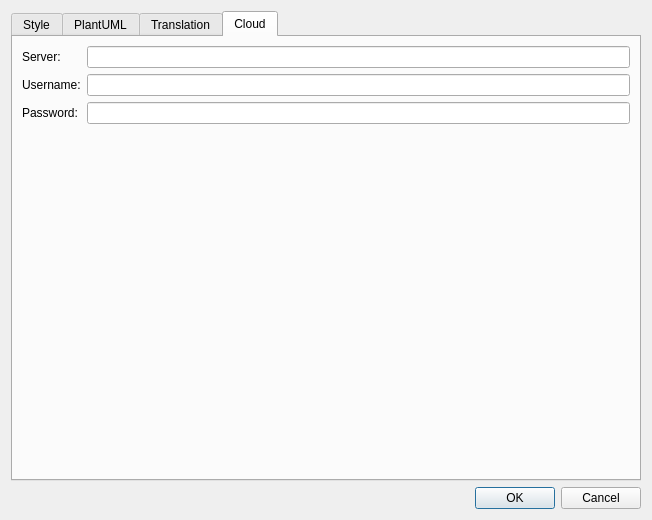
Before: the Qt Designer form client/preferencedialog.ui in missdeer/KarenMeu, drawn with Qt 5.
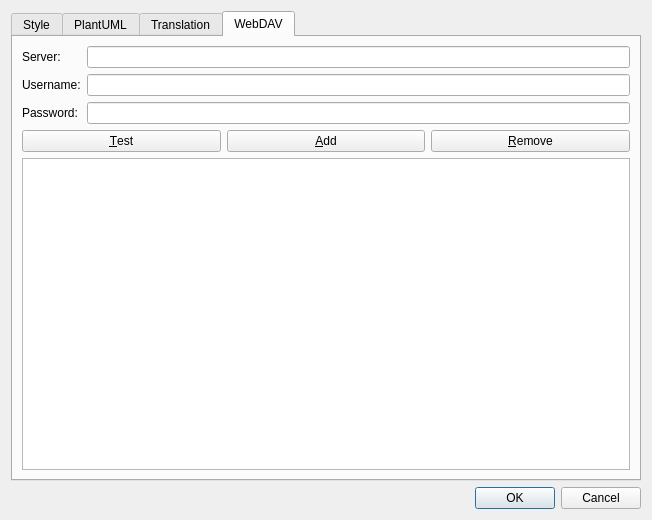
After: the same form once the commit is applied. The open tabs and pages were chosen to show the change. Icons and pictures are not drawn.

The edit to the form file:
```diff
--- a/client/preferencedialog.ui
+++ b/client/preferencedialog.ui
@@ -531,8 +531,10 @@
      </widget>
      <widget class="QWidget" name="tabCloud">
       <attribute name="title">
-       <string>Cloud</string>
+       <string>WebDAV</string>
       </attribute>
+      <layout class="QVBoxLayout" name="verticalLayout_6" stretch="0,0,1">
+       <item>
       <layout class="QFormLayout" name="formLayout_2">
        <property name="fieldGrowthPolicy">
         <enum>QFormLayout::ExpandingFieldsGrow</enum>
@@ -570,6 +572,36 @@
           <enum>QLineEdit::PasswordEchoOnEdit</enum>
          </property>
         </widget>
+         </item>
+        </layout>
+       </item>
+       <item>
+        <layout class="QHBoxLayout" name="horizontalLayout">
+         <item>
+          <widget class="QPushButton" name="btnTestWebDAV">
+           <property name="text">
+            <string>&amp;Test</string>
+           </property>
+          </widget>
+         </item>
+         <item>
+          <widget class="QPushButton" name="btnAddWebDAV">
+           <property name="text">
+            <string>&amp;Add</string>
+           </property>
+          </widget>
+         </item>
+         <item>
+          <widget class="QPushButton" name="btnRemoveWebDAV">
+           <property name="text">
+            <string>&amp;Remove</string>
+           </property>
+          </widget>
+         </item>
+        </layout>
+       </item>
+       <item>
+        <widget class="QListWidget" name="listWebDAV"/>
        </item>
       </layout>
      </widget>
```
Left out of the diff: 10 changed lines with no effect on the pictures. Lines whose indentation alone changed are shown as unchanged.
